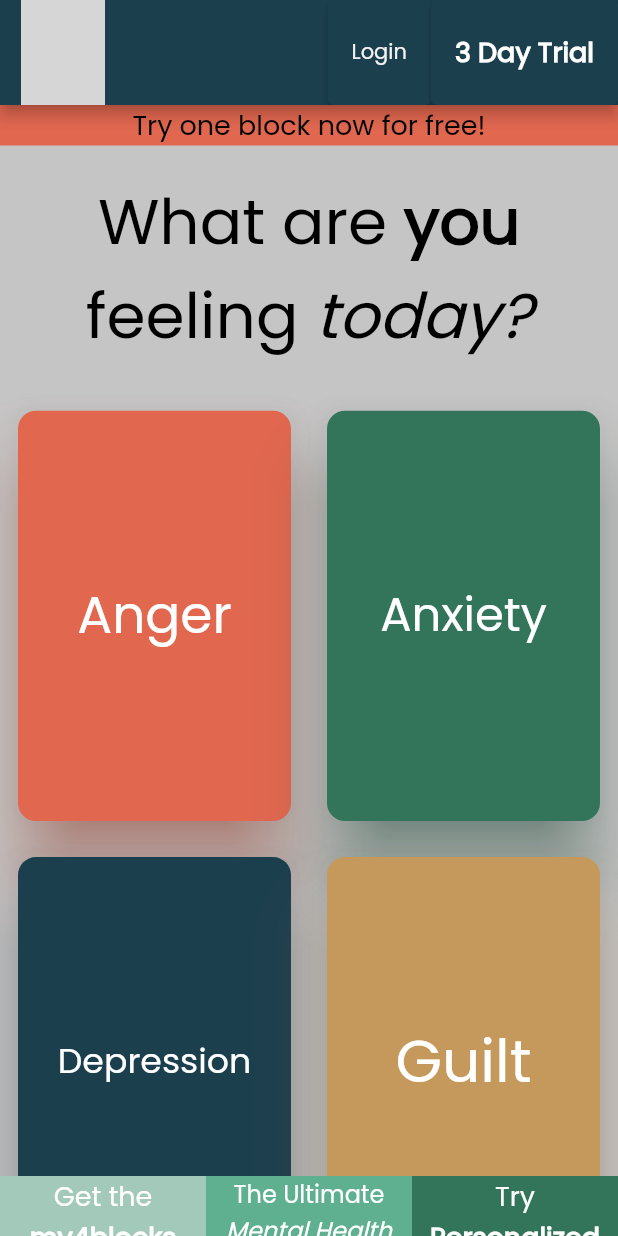
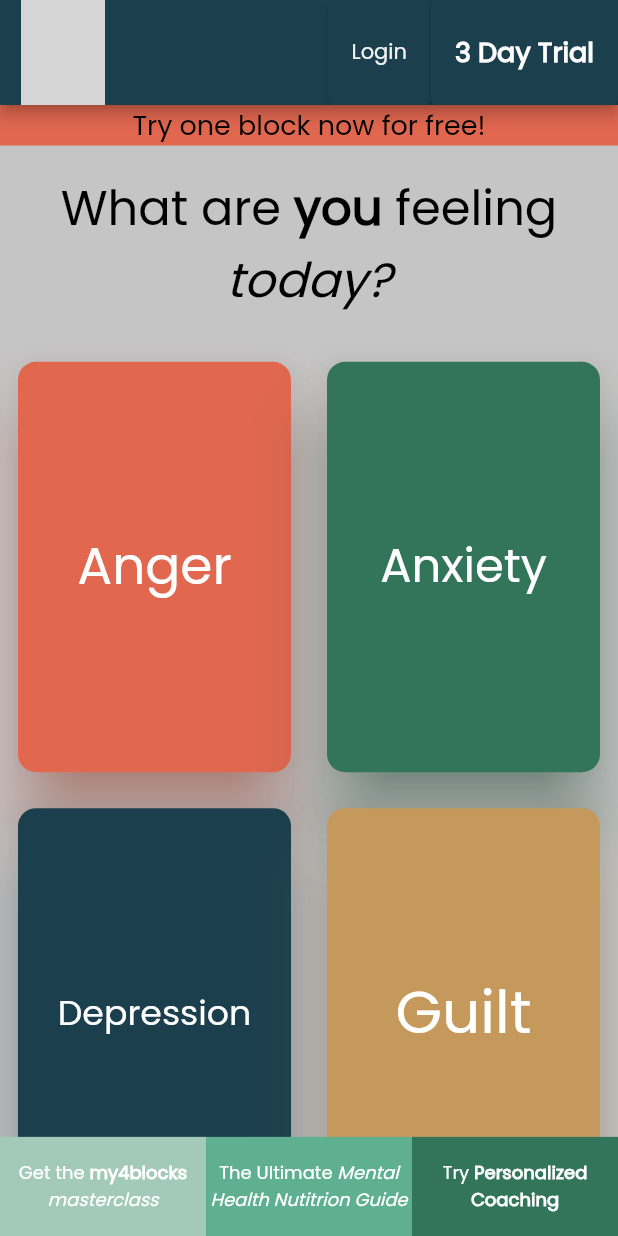
Before and after one commit to maylortaylor/MentalHealthApp, a Flutter app: the screen it shows after launch, on a phone screen of 412 x 824 dp. Run offline on Flutter 3.47's test engine with Material 2 defaults, Android fonts, the phone set to English and light mode, and no system bars; our stand-ins replace another_flushbar, auto_size_text, card_swiper, cloud_firestore, firebase_auth, firebase_core and 4 more; missing offline and left inert: responsive_ui, textfield_tags; accounts and stored records are empty; network calls fail; grey boxes are pictures that could not be loaded.

Commit message:
fixed some UI on decision screen

```diff
--- a/mental_health_app/lib/screens/decision.screen.dart
+++ b/mental_health_app/lib/screens/decision.screen.dart
@@ -245,8 +245,9 @@ class _DecisionScreenState extends  State<DecisionScreen> {
                 )
             ],),
           ) : Container(),
-          Container(
-            height: MediaQuery.of(context).size.height * .20,
+          Expanded(
+            flex: 2,
+            // height: MediaQuery.of(context).size.height * .20,
             child: Center(
               child: RichText(
                 textAlign: TextAlign.center,
@@ -254,19 +255,20 @@ class _DecisionScreenState extends  State<DecisionScreen> {
                   text: 'What are ',
                   style: TextStyle(
                     fontFamily:  AppFontFamily.poppins,
-                    fontSize: 42,
+                    fontSize: 32,
                     color: Colors.black
                   ),
                   children:  [
-                    TextSpan(text: 'you ', style: TextStyle(fontFamily:  AppFontFamily.poppins, fontWeight: FontWeight.bold, fontSize: 42, color: Colors.black)),
-                    TextSpan(text: 'feeling ', style: TextStyle(fontFamily:  AppFontFamily.poppins, fontSize: 42, color: Colors.black)),
-                    TextSpan(text: 'today?', style: TextStyle(fontFamily:  AppFontFamily.poppins, fontStyle: FontStyle.italic, fontSize: 42, color: Colors.black)),
+                    TextSpan(text: 'you ', style: TextStyle(fontFamily:  AppFontFamily.poppins, fontWeight: FontWeight.bold, fontSize: 32, color: Colors.black)),
+                    TextSpan(text: 'feeling ', style: TextStyle(fontFamily:  AppFontFamily.poppins, fontSize: 32, color: Colors.black)),
+                    TextSpan(text: 'today?', style: TextStyle(fontFamily:  AppFontFamily.poppins, fontStyle: FontStyle.italic, fontSize: 32, color: Colors.black)),
                   ],
                 ),
               ),
             ),
           ),
            Expanded(
+            flex: 8,
              child: GridView.count(
               childAspectRatio: (itemWidth / itemHeight),
               crossAxisCount: 2,
@@ -278,7 +280,10 @@ class _DecisionScreenState extends  State<DecisionScreen> {
               ],
                      ),
            ),
-           footer()
+           Expanded(
+            flex: 1,
+            child: footer()
+          )
          ],
       ),
     );
@@ -406,8 +411,7 @@ class _DecisionScreenState extends  State<DecisionScreen> {
   }
 
   Widget footer() {
-    return Container(
-      child: Row(
+    return Row(
       mainAxisAlignment: MainAxisAlignment.center,
       crossAxisAlignment: CrossAxisAlignment.center,
       children: [
@@ -417,17 +421,17 @@ class _DecisionScreenState extends  State<DecisionScreen> {
 
             },
             child: Container(
-              height: 40,
+            // height: 40,
             color: AppThemes.lightestGreen,
               child: Center(
                 child: RichText(
                 textAlign: TextAlign.center,
                 text: const TextSpan(
                   text: 'Get the ',
-                    style: TextStyle(fontFamily:  AppFontFamily.poppins, fontSize: 18, color: Colors.white),
+                  style: TextStyle(fontFamily:  AppFontFamily.poppins, fontSize: 12, color: Colors.white),
                   children:  [
-                      TextSpan(text: 'my4blocks ', style: TextStyle(fontFamily:  AppFontFamily.poppins, fontWeight: FontWeight.bold, fontSize: 18, color: Colors.white)),
-                      TextSpan(text: 'masterclass', style: TextStyle(fontFamily:  AppFontFamily.poppins, fontStyle: FontStyle.italic, fontSize: 18, color: Colors.white)),
+                    TextSpan(text: 'my4blocks ', style: TextStyle(fontFamily:  AppFontFamily.poppins, fontWeight: FontWeight.bold, fontSize: 12, color: Colors.white)),
+                    TextSpan(text: 'masterclass', style: TextStyle(fontFamily:  AppFontFamily.poppins, fontStyle: FontStyle.italic, fontSize: 12, color: Colors.white)),
                   ],
                 ),
                             ),
@@ -442,16 +446,16 @@ class _DecisionScreenState extends  State<DecisionScreen> {
           },
           child:
             Container(
-              height: 40,
+            // height: 40,
               color: AppThemes.mediumGreen,
               child: Center(
                 child: RichText(
                 textAlign: TextAlign.center,
                 text: const TextSpan(
                   text: 'The Ultimate ',
-                    style: TextStyle(fontFamily:  AppFontFamily.poppins, fontSize: 16, color: Colors.white),
+                  style: TextStyle(fontFamily:  AppFontFamily.poppins, fontSize: 12, color: Colors.white),
                   children:  [
-                      TextSpan(text: 'Mental Health Nutitrion Guide ', style: TextStyle(fontFamily:  AppFontFamily.poppins, fontStyle: FontStyle.italic, fontSize: 16)),
+                    TextSpan(text: 'Mental Health Nutitrion Guide ', style: TextStyle(fontFamily:  AppFontFamily.poppins, fontStyle: FontStyle.italic, fontSize: 12)),
                   ],
                 ),
                             ),
@@ -465,16 +469,16 @@ class _DecisionScreenState extends  State<DecisionScreen> {
 
           },
           child: Container(
-              height: 40,
+            // height: 40,
             color: AppThemes.darkGreen,
             child: Center(
               child: RichText(
               textAlign: TextAlign.center,
               text: const TextSpan(
                 text: 'Try ',
-                  style: TextStyle(fontFamily:  AppFontFamily.poppins, fontSize: 18, color: Colors.white),
+                style: TextStyle(fontFamily:  AppFontFamily.poppins, fontSize: 12, color: Colors.white),
                 children:  [
-                    TextSpan(text: 'Personalized Coaching ', style: TextStyle(fontFamily:  AppFontFamily.poppins, fontWeight: FontWeight.bold, fontSize: 18)),
+                  TextSpan(text: 'Personalized Coaching ', style: TextStyle(fontFamily:  AppFontFamily.poppins, fontWeight: FontWeight.bold, fontSize: 12)),
                 ],
               ),
                           ),
@@ -482,7 +486,6 @@ class _DecisionScreenState extends  State<DecisionScreen> {
           ),
         ),
       )
-      ]),
-      );
+    ]);
   }
 }
--- a/mental_health_app/lib/screens/prompt.screen.dart
+++ b/mental_health_app/lib/screens/prompt.screen.dart
@@ -632,7 +632,7 @@ class _PromptScreenState extends State<PromptScreen> {
                      padding: const EdgeInsets.symmetric(horizontal: 15),
                      child: TextField(
                        controller: answerAreaTextControllers[promptIndex],
-                       autofocus: true,
+                       autofocus: false,
                        style: const TextStyle(
                          fontSize: 14,
                          fontFamily: AppFontFamily.poppins,
--- a/mental_health_app/lib/ui/auth/register_screen.dart
+++ b/mental_health_app/lib/ui/auth/register_screen.dart
@@ -10,6 +10,7 @@ import 'package:mental_health_app/providers/auth_provider.dart';
 import 'package:mental_health_app/routes.dart';
 import 'package:mental_health_app/services/firestore_database.dart';
 import 'package:mental_health_app/ui/auth/login_screen.dart';
+import 'package:mental_health_app/widgets/platform_aware_asset_image.dart';
 import 'package:mental_health_app/widgets/responsive.dart';
 import 'package:provider/provider.dart';
 import 'package:responsive_ui/responsive_ui.dart';
@@ -104,10 +105,10 @@ class _RegisterScreenState extends State<RegisterScreen> {
                     Center(
                       child: Padding(
                         padding: const EdgeInsets.all(20),
-                        child: Image.asset(
-                          'images/All-White/M4B_LOGO2_AllWhite-34.png',
+                        child: PlatformAwareAssetImage(
+                          asset: 'images/All-White/M4B_LOGO2_AllWhite-34.png',
                           width:400, height:150
-                         ),
+                        )
                       )
                     )
                   ],
```
Lines whose indentation alone changed are shown as unchanged.
